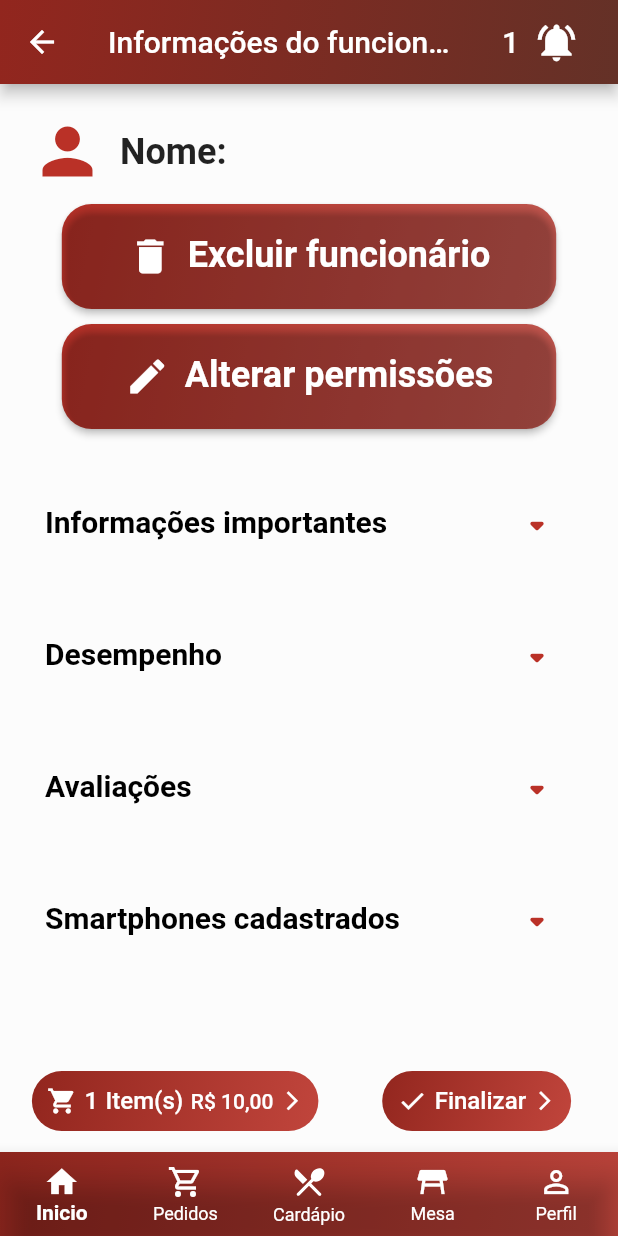
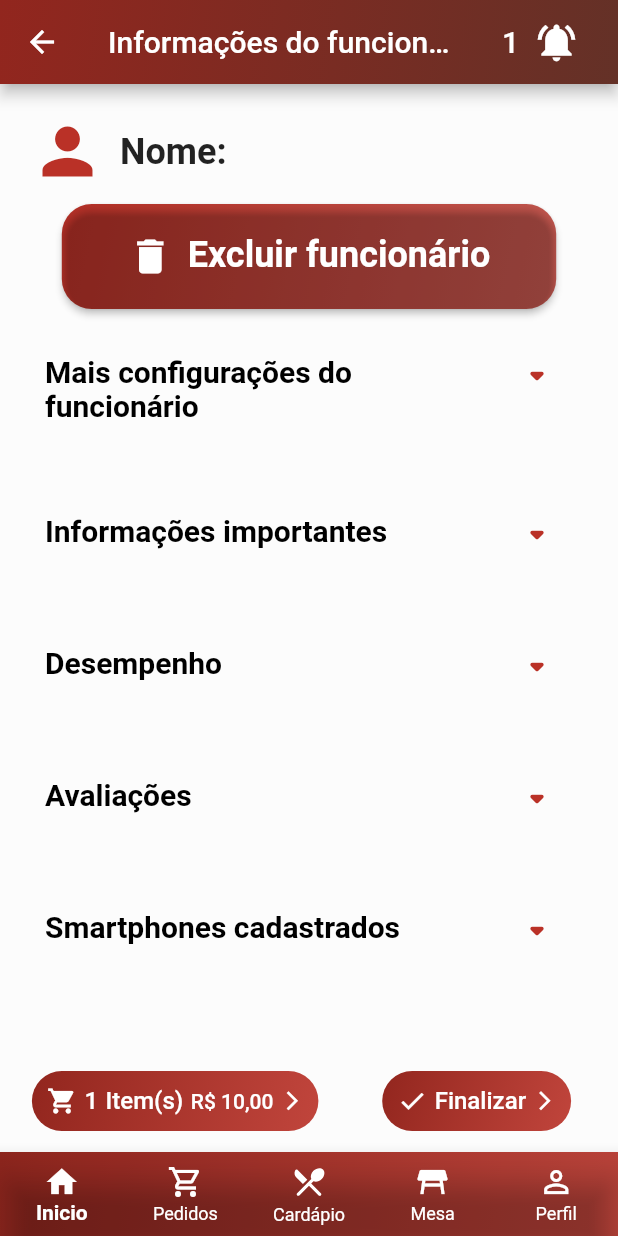
Before and after one commit to flutter-preview/guicrisostomo-tcc, a Flutter app: the ScreenInfoEmployee screen opened by its route, on a phone screen of 412 x 824 dp. Run offline on Flutter 3.47's test engine with Material 2 defaults, Android fonts, the phone set to English and light mode, and no system bars; our stand-ins replace cached_network_image, cloud_firestore, firebase_auth, firebase_core, flutter_native_splash, flutter_svg and 3 more; missing offline and left inert: barcode_scan2; accounts and stored records are empty.

Commit message:
fix: pass arguments to screens

```diff
--- a/lib/view/pages/manager/screen_employee_time_work.dart
+++ b/lib/view/pages/manager/screen_employee_time_work.dart
@@ -48,7 +48,7 @@ class _ScreenTimeWorkEmployeeState extends State<ScreenTimeWorkEmployee> {
       appBar: appBarWidget(
         pageName: 'Horário de trabalho do funcionário ${widget.id}',
         context: context,
-        icon: Icons.access_time,
+        withoutIcons: true,
       ),
 
       body: SingleChildScrollView(
--- a/lib/view/pages/manager/screen_info_employee.dart
+++ b/lib/view/pages/manager/screen_info_employee.dart
@@ -91,14 +91,20 @@ class _ScreenInfoEmployeeState extends State<ScreenInfoEmployee> {
 
             const SizedBox(height: 10),
 
-            button(
-              'Alterar permissões',
-              MediaQuery.of(context).size.width * 0.8,
-              70,
-              Icons.edit,
-              () => Navigator.push(
-                context,
-                navigator('permissions', widget.id)
+            SectionVisible(
+              nameSection: 'Mais configurações do funcionário',
+              child: Column(
+                children: [
+                  button('Editar permissões', MediaQuery.of(context).size.width * 0.8, 70, Icons.local_police, () => Navigator.push(context, navigator('permissions', widget.id))),
+
+                  const SizedBox(height: 10),
+
+                  button('Editar smartphones autorizados', MediaQuery.of(context).size.width * 0.8, 70, Icons.smartphone, () => Navigator.push(context, navigator('employee/smartphone', widget.id))),
+
+                  const SizedBox(height: 10),
+
+                  button('Editar horário de trabalho', MediaQuery.of(context).size.width * 0.8, 70, Icons.work, () => Navigator.push(context, navigator('employee/work_time', widget.id))),
+                ],
               )
             ),
 
--- a/lib/view/pages/manager/screen_list_smartphone_employee.dart
+++ b/lib/view/pages/manager/screen_list_smartphone_employee.dart
@@ -23,7 +23,7 @@ class _ScreenSmartphoneEmployeeState extends State<ScreenSmartphoneEmployee> {
       appBar: appBarWidget(
         pageName: 'Smartphones do funcionário',
         context: context,
-        icon: Icons.smartphone,
+        withoutIcons: true,
       ),
 
       body: SingleChildScrollView(
@@ -44,7 +44,7 @@ class _ScreenSmartphoneEmployeeState extends State<ScreenSmartphoneEmployee> {
               Navigator.pop(context);
               Navigator.push(
                 context,
-                navigator('employee/work_time'),
+                navigator('employee/work_time', widget.id),
               );
             }, false),
             ListView.builder(
--- a/lib/view/pages/manager/screen_register_employee.dart
+++ b/lib/view/pages/manager/screen_register_employee.dart
@@ -134,7 +134,7 @@ class _ScreenRegisterEmployeeState extends State<ScreenRegisterEmployee> {
                 Icons.add,
                 () {
                   Navigator.pop(context);
-                  Navigator.push(context, navigator('employee/smartphone'));
+                  Navigator.push(context, navigator('employee/smartphone', '1'));
                 }
               ),
             ),
```
